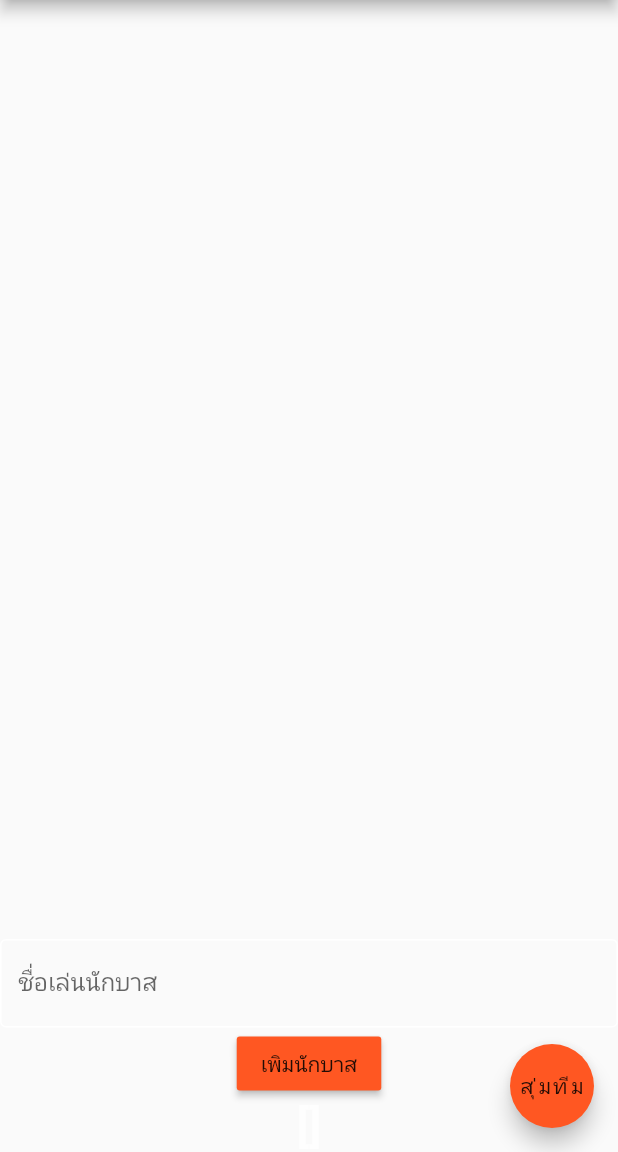
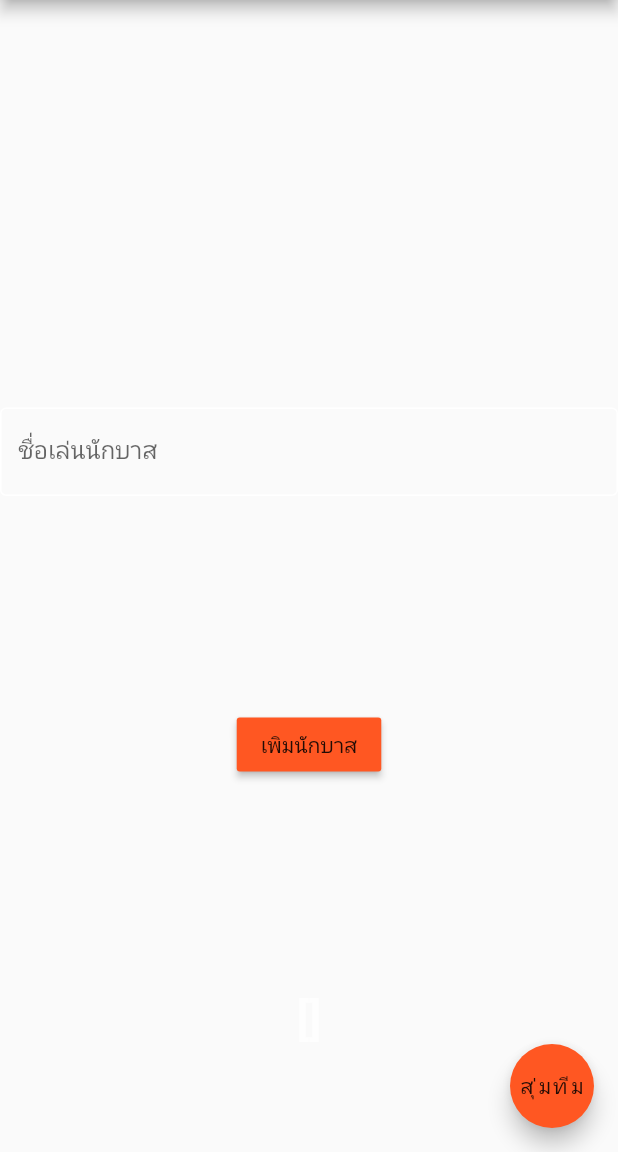
Before and after one commit to juniorpo/randomBasketballTeamProject, a Flutter app: the screen it shows after launch, on a phone screen of 412 x 824 dp, the part 84-1236 px from its top. Run offline on Flutter 3.47's test engine with Material 2 defaults, Android fonts, the phone set to English and light mode, and no system bars.

Commit message:
Developer Version 1: Build #3 แก้ไข Container

```diff
--- a/lib/main.dart
+++ b/lib/main.dart
@@ -52,12 +52,12 @@ class _RandomGenerateState extends State<RandomGenerate> {
       body: Container(
         child:
             Column(mainAxisAlignment: MainAxisAlignment.spaceAround, children: [
-              Expanded(child: Container(
+              Container(
                 child: Center(
                   child: Text(user,style: TextStyle(color: Colors.white,
                       fontSize: 50,fontWeight: FontWeight.bold)),
                 ),
-              )),
+              ),
           TextField(
             controller: _textcontroller,
             decoration: InputDecoration(
```
